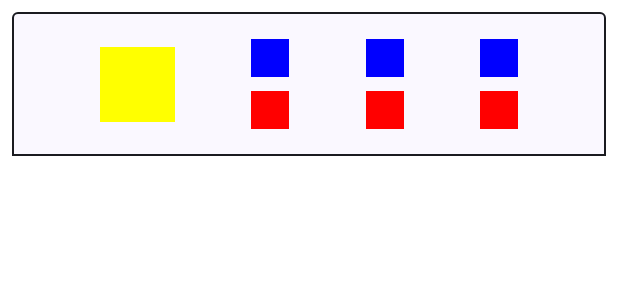
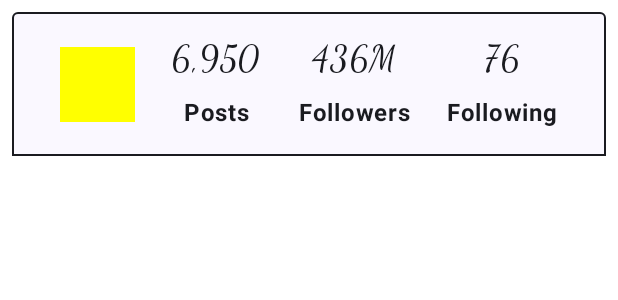
Before and after one commit to Alox1d/StartComposeProject, an Android app built with Jetpack Compose: the @Preview function PreviewCardLight, on a phone screen of 412 x 824 dp. Shown: the top 300 px of the screen. Run offline under Robolectric (Android 15) with nearby library versions, the phone set to English and light mode, and no system bars.

Commit message:
added Text elements for inst card & test text composable

```diff
--- a/app/src/main/java/ru/alox1d/startcomposeproject/ui/InstagramProfileCard.kt
+++ b/app/src/main/java/ru/alox1d/startcomposeproject/ui/InstagramProfileCard.kt
@@ -14,12 +14,16 @@ import androidx.compose.foundation.shape.RoundedCornerShape
 import androidx.compose.material3.Card
 import androidx.compose.material3.CardDefaults
 import androidx.compose.material3.MaterialTheme
+import androidx.compose.material3.Text
 import androidx.compose.runtime.Composable
 import androidx.compose.ui.Alignment
 import androidx.compose.ui.Modifier
 import androidx.compose.ui.graphics.Color
+import androidx.compose.ui.text.font.FontFamily
+import androidx.compose.ui.text.font.FontWeight
 import androidx.compose.ui.tooling.preview.Preview
 import androidx.compose.ui.unit.dp
+import androidx.compose.ui.unit.sp
 import ru.alox1d.startcomposeproject.ui.theme.StartComposeProjectTheme
 
 @Composable
@@ -50,34 +54,32 @@ fun InstagramProfileCard() {
             ) {
 
             }
-            TwoBoxes()
-            TwoBoxes()
-            TwoBoxes()
+            UserStatistics(title = "Posts", "6,950")
+            UserStatistics(title = "Followers", "436M")
+            UserStatistics(title = "Following", "76")
         }
     }
 }
 
 @Composable
-private fun TwoBoxes() {
+private fun UserStatistics(
+    title: String,
+    value: String
+) {
     Column(
         modifier = Modifier.height(80.dp),
         horizontalAlignment = Alignment.CenterHorizontally,
         verticalArrangement = Arrangement.SpaceEvenly
     ) {
-        Box(
-            modifier = Modifier
-                .size(25.dp)
-                .background(color = Color.Blue)
-        ) {
-
-        }
-        Box(
-            modifier = Modifier
-                .size(25.dp)
-                .background(color = Color.Red)
-        ) {
-
-        }
+        Text(
+            text = value,
+            fontSize = 24.sp,
+            fontFamily = FontFamily.Cursive,
+        )
+        Text(
+            text = title,
+            fontWeight = FontWeight.Bold,
+        )
     }
 }
 
```
Also changed, not shown: app/src/main/java/ru/alox1d/startcomposeproject/ui/TestBoldPartText.kt (added, +30 -0 lines), app/src/main/java/ru/alox1d/startcomposeproject/MainActivity.kt (line endings or trailing spaces).
